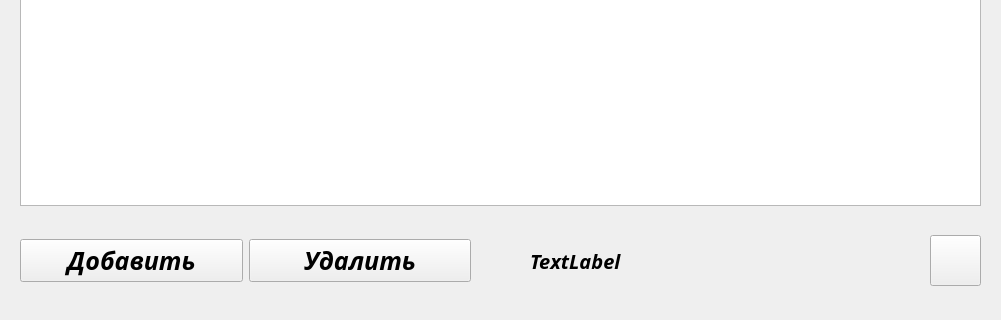
The window that resources/view/ifc/toolbar/global parameter.ui (ilyababich21/NIva1) describes before a commit, drawn with Qt 5; both pictures show x 0 to 1001 and y 355 to 675 of the 1001 by 675 pixel window.
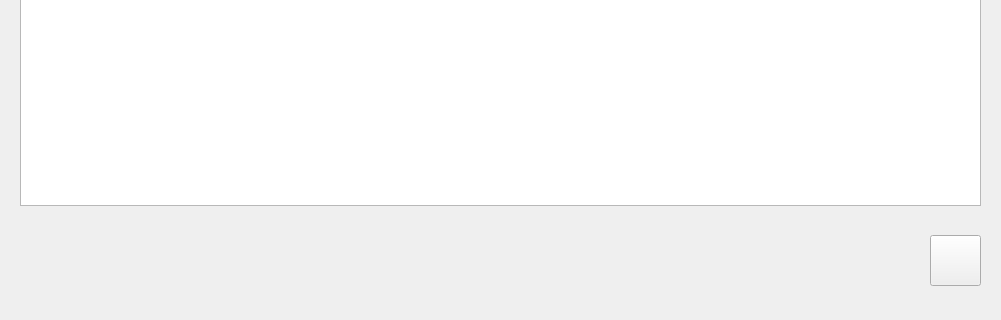
The same window after the commit. Icons and pictures are not drawn.

The edit to the form file:
```diff
--- a/resources/view/ifc/toolbar/global parameter.ui
+++ b/resources/view/ifc/toolbar/global parameter.ui
@@ -164,76 +164,6 @@
      </property>
     </widget>
    </widget>
-   <widget class="QLabel" name="label_2">
-    <property name="geometry">
-     <rect>
-      <x>530</x>
-      <y>595</y>
-      <width>371</width>
-      <height>41</height>
-     </rect>
-    </property>
-    <property name="font">
-     <font>
-      <family>Cascadia Code SemiBold</family>
-      <pointsize>15</pointsize>
-      <weight>75</weight>
-      <italic>true</italic>
-      <bold>true</bold>
-     </font>
-    </property>
-    <property name="text">
-     <string>TextLabel</string>
-    </property>
-   </widget>
-   <widget class="QWidget" name="">
-    <property name="geometry">
-     <rect>
-      <x>20</x>
-      <y>580</y>
-      <width>451</width>
-      <height>71</height>
-     </rect>
-    </property>
-    <layout class="QHBoxLayout" name="horizontalLayout">
-     <item>
-      <widget class="QPushButton" name="add_button">
-       <property name="font">
-        <font>
-         <family>Cascadia Code SemiBold</family>
-         <pointsize>19</pointsize>
-         <weight>75</weight>
-         <italic>true</italic>
-         <bold>true</bold>
-         <underline>false</underline>
-         <strikeout>false</strikeout>
-        </font>
-       </property>
-       <property name="text">
-        <string>Добавить</string>
-       </property>
-      </widget>
-     </item>
-     <item>
-      <widget class="QPushButton" name="del_button">
-       <property name="font">
-        <font>
-         <family>Cascadia Code SemiBold</family>
-         <pointsize>19</pointsize>
-         <weight>75</weight>
-         <italic>true</italic>
-         <bold>true</bold>
-         <underline>false</underline>
-         <strikeout>false</strikeout>
-        </font>
-       </property>
-       <property name="text">
-        <string>Удалить</string>
-       </property>
-      </widget>
-     </item>
-    </layout>
-   </widget>
   </widget>
  </widget>
  <resources/>
```
